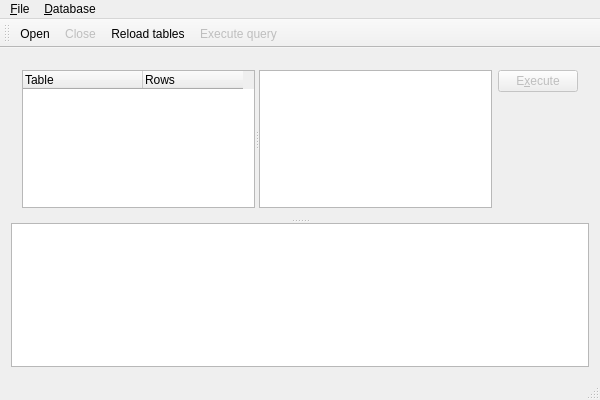
Above: mainwindow.ui from Mange/DBLite before the change. Below: the same form after it.
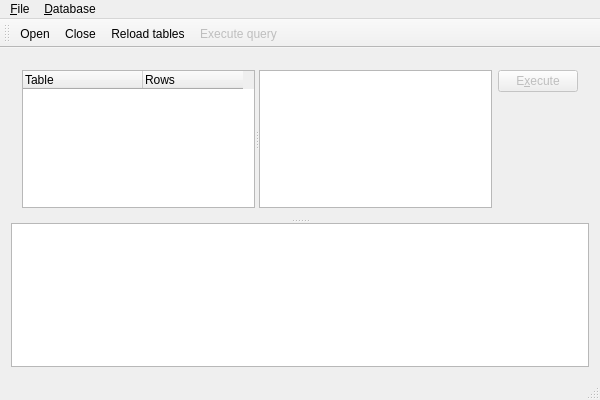
That is the form after the change.

Commit message: Beginning work on SDI (Single Document Interface)

Diff of the .ui file:
```diff
--- a/mainwindow.ui
+++ b/mainwindow.ui
@@ -174,7 +174,7 @@
   </action>
   <action name="actionClose">
    <property name="enabled">
-    <bool>false</bool>
+    <bool>true</bool>
    </property>
    <property name="text">
     <string>Close</string>
```
Left out of the diff: 16 changed lines with no effect on the pictures. The commit also changes 3 other files.
